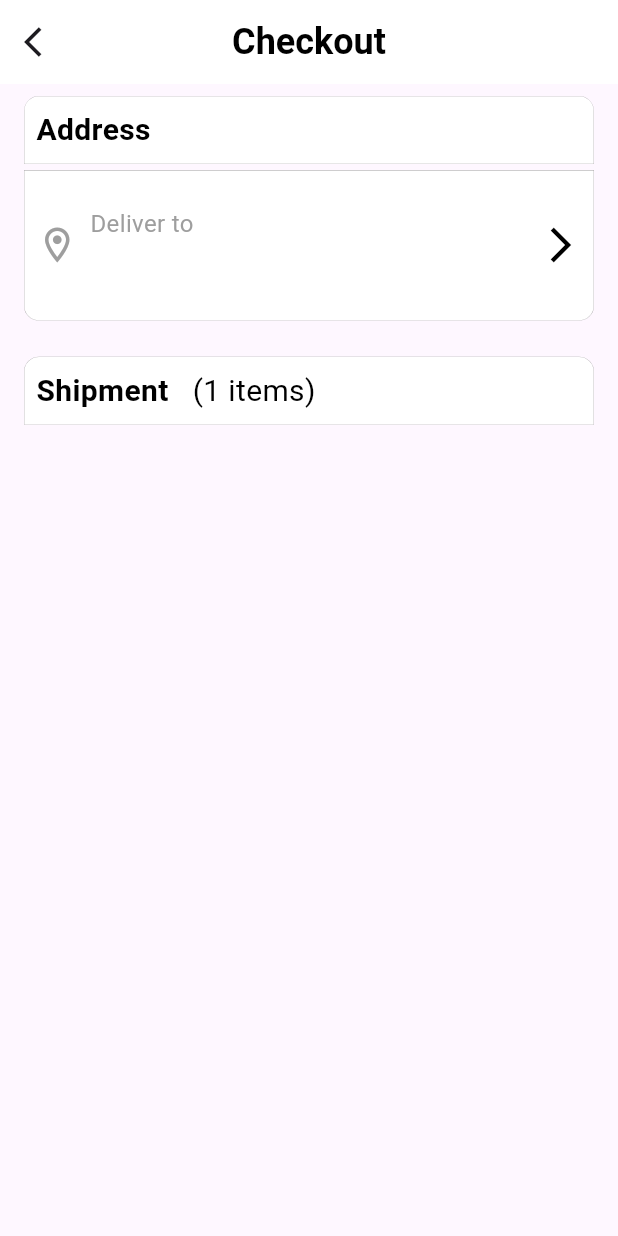
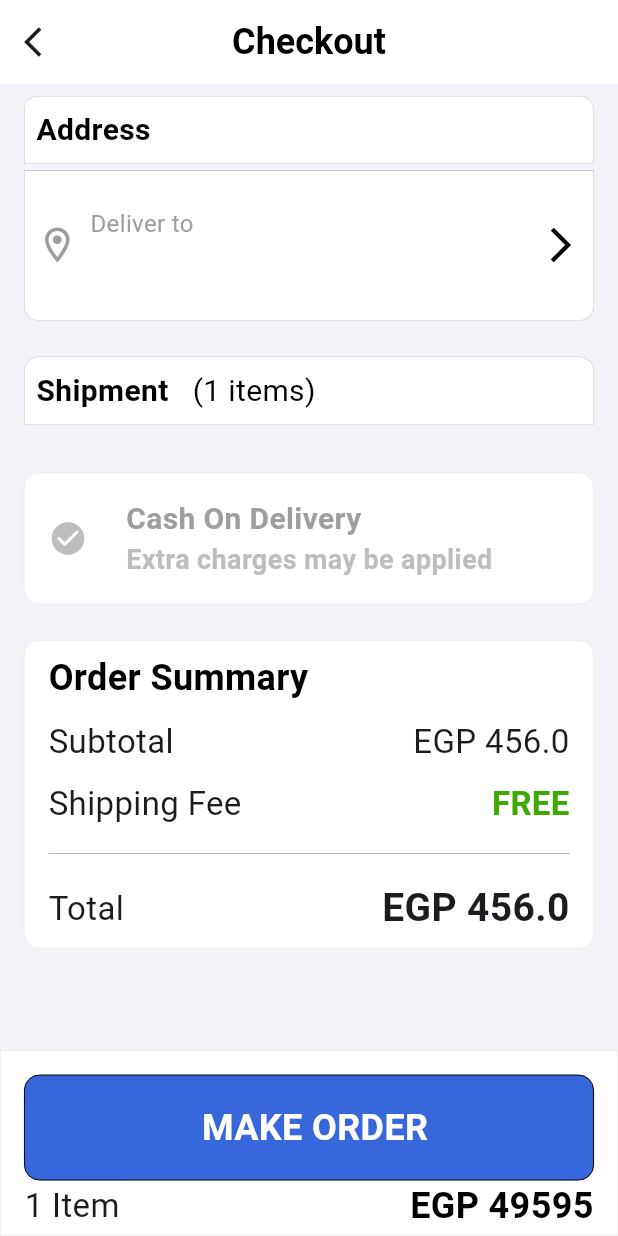
Before and after one commit to 3oraby/ecommerce-app, a Flutter app: the CheckoutPage screen opened by its route, on a phone screen of 412 x 824 dp. Run offline on Flutter 3.47's test engine with Material 3 defaults, Android fonts, the phone set to English and light mode, and no system bars; our stand-ins replace awesome_dialog, dio, flutter_bloc, google_fonts, lottie, modal_progress_hud_nsn and 3 more; accounts and stored records are empty.

Commit message:
complete checkout page ui

```diff
--- a/lib/core/widgets/custom_trigger_button.dart
+++ b/lib/core/widgets/custom_trigger_button.dart
@@ -13,7 +13,7 @@ class CustomTriggerButton extends StatefulWidget {
     this.isDescriptionBold = true,
     this.backgroundColor = ThemeColors.primaryColor,
     this.descriptionColor = Colors.white,
-    this.descriptionSize = 28,
+    this.descriptionSize = 24,
     this.iconSize = 18,
     this.isUseForOnBoarding = false,
     this.buttonHeight = 70,
--- a/lib/features/address/presentation/widgets/choose_address_widgets/choose_address_loaded_body.dart
+++ b/lib/features/address/presentation/widgets/choose_address_widgets/choose_address_loaded_body.dart
@@ -1,4 +1,3 @@
-
 import 'package:e_commerce_app/constants/local_constants.dart';
 import 'package:e_commerce_app/core/utils/theme/colors.dart';
 import 'package:e_commerce_app/core/widgets/custom_trigger_button.dart';
--- a/lib/features/cart/presentation/pages/checkout_page.dart
+++ b/lib/features/cart/presentation/pages/checkout_page.dart
@@ -1,10 +1,13 @@
+import 'package:e_commerce_app/constants/local_constants.dart';
 import 'package:e_commerce_app/core/utils/navigation/home_page_navigation_service.dart';
 import 'package:e_commerce_app/core/utils/styles/text_styles.dart';
+import 'package:e_commerce_app/core/utils/theme/colors.dart';
+import 'package:e_commerce_app/core/widgets/custom_trigger_button.dart';
 import 'package:e_commerce_app/core/widgets/vertical_gap.dart';
 import 'package:e_commerce_app/features/cart/data/models/cart_item_model.dart';
 import 'package:e_commerce_app/features/cart/presentation/cubit/cart_cubit.dart';
-import 'package:e_commerce_app/features/cart/presentation/widgets/checkout_page_widgets/address_info.dart';
 import 'package:e_commerce_app/features/cart/presentation/widgets/checkout_page_widgets/address_selector.dart';
+import 'package:e_commerce_app/features/cart/presentation/widgets/checkout_page_widgets/order_summary.dart';
 import 'package:e_commerce_app/features/cart/presentation/widgets/checkout_page_widgets/shipment_info.dart';
 import 'package:e_commerce_app/features/cart/presentation/widgets/checkout_page_widgets/show_cart_item_list.dart';
 import 'package:e_commerce_app/features/home/presentation/pages/home_page.dart';
@@ -21,6 +24,7 @@ class CheckoutPage extends StatelessWidget {
         BlocProvider.of<CartCubit>(context).getCartItems;
 
     return Scaffold(
+      backgroundColor: ThemeColors.backgroundBodiesColor,
       appBar: AppBar(
         centerTitle: true,
         backgroundColor: Colors.white,
@@ -43,9 +47,12 @@ class CheckoutPage extends StatelessWidget {
           ),
         ),
       ),
-      body: Padding(
+      body: Column(
+        children: [
+          Expanded(
+            child: Padding(
               padding: const EdgeInsets.symmetric(
-          horizontal: 16,
+                horizontal: LocalConstants.kHorizontalPadding,
                 vertical: 8,
               ),
               child: ListView(
@@ -58,9 +65,146 @@ class CheckoutPage extends StatelessWidget {
                   const ShipmentInfo(itemsCount: 1),
                   const VerticalGap(8),
                   CartItemsList(cartItems: cartItems),
+                  const VerticalGap(24),
+                  const PaymentMethod(),
+                  const VerticalGap(24),
+                  const OrderSummary(
+                    subTotal: 456, //! pass the right price
+                  ),
+                  const VerticalGap(24),
                 ],
               ),
+            ),
+          ),
+          Container(
+            height: MediaQuery.of(context).size.height * 0.15,
+            decoration: BoxDecoration(
+              color: Colors.white,
+              border: Border.all(
+                width: 0.3,
+                color: Colors.grey[300]!,
+              ),
+            ),
+            child: Padding(
+              padding: const EdgeInsets.symmetric(
+                horizontal: LocalConstants.kHorizontalPadding,
+                vertical: 16,
+              ),
+              child: Column(
+                mainAxisAlignment: MainAxisAlignment.spaceAround,
+                children: [
+                  CustomTriggerButton(
+                    description: "MAKE ORDER",
+                    onPressed: () {
+                      //! navigate to done order page
+                    },
+                  ),
+                  Row(
+                    mainAxisAlignment: MainAxisAlignment.spaceBetween,
+                    children: [
+                      const Text(
+                        //! put the right quantity of items
+                        "1 Item",
+                        style: TextStyle(
+                          fontWeight: FontWeight.w400,
+                          fontSize: 22,
+                        ),
+                      ),
+                      Text(
+                        //! put the right price of items
+                        "EGP 49595",
+                        style: TextStyles.aDLaMDisplayBlackBold24,
+                      ),
+                    ],
+                  )
+                ],
+              ),
+            ),
+          ),
+        ],
       ),
     );
   }
 }
+
+class AddressInfo extends StatelessWidget {
+  const AddressInfo({super.key});
+
+  @override
+  Widget build(BuildContext context) {
+    return Container(
+      decoration: BoxDecoration(
+        color: Colors.white,
+        border: Border.all(
+          width: 0.2,
+          color: Colors.grey,
+        ),
+        borderRadius: const BorderRadius.only(
+          topLeft: Radius.circular(10),
+          topRight: Radius.circular(10),
+        ),
+      ),
+      padding: const EdgeInsets.all(8),
+      child: Text(
+        "Address",
+        style: TextStyles.aDLaMDisplayBlackBold20,
+      ),
+    );
+  }
+}
+
+class PaymentMethod extends StatelessWidget {
+  const PaymentMethod({
+    super.key,
+  });
+
+  @override
+  Widget build(BuildContext context) {
+    return Container(
+      padding: const EdgeInsets.symmetric(
+        horizontal: 16,
+        vertical: 16,
+      ),
+      decoration: BoxDecoration(
+        color: Colors.white,
+        border: Border.all(
+          width: 0.3,
+          color: Colors.grey[300]!,
+        ),
+        borderRadius: BorderRadius.circular(10),
+      ),
+      child: Row(
+        children: [
+          Icon(
+            Icons.check_circle_rounded,
+            color: Colors.grey[400],
+            size: 26,
+          ),
+          const Spacer(flex: 1),
+          Column(
+            crossAxisAlignment: CrossAxisAlignment.start,
+            children: [
+              const Text(
+                "Cash On Delivery",
+                style: TextStyle(
+                  color: Colors.grey,
+                  fontSize: 20,
+                  fontWeight: FontWeight.bold,
+                ),
+              ),
+              Text(
+                "Extra charges may be applied",
+                style: TextStyle(
+                  color: Colors.grey[400],
+                  fontSize: 18,
+                  fontWeight: FontWeight.bold,
+                ),
+              ),
+            ],
+          ),
+          const Spacer(flex: 2),
+        ],
+      ),
+    );
+  }
+}
--- a/lib/features/cart/presentation/widgets/cart_body.dart
+++ b/lib/features/cart/presentation/widgets/cart_body.dart
@@ -1,4 +1,3 @@
-import 'dart:developer';
 
 import 'package:e_commerce_app/features/cart/presentation/cubit/cart_cubit.dart';
 import 'package:e_commerce_app/features/cart/presentation/cubit/cart_state.dart';
@@ -24,7 +23,6 @@ class CartBody extends StatelessWidget {
             child: Text(state.message),
           );
         } else if (state is CartAndPriceLoadedState) {
-          log("CartAndPriceLoadedState");
           return CartBodyLoaded(
             showCartResponseModel: state.cart,
             cartPrice: state.price,
--- a/lib/features/cart/presentation/widgets/checkout_action_button.dart
+++ b/lib/features/cart/presentation/widgets/checkout_action_button.dart
@@ -19,8 +19,6 @@ class CheckoutActionButton extends StatelessWidget {
   @override
   Widget build(BuildContext context) {
     return CustomTriggerButton(
-      borderRadius: 15,
-      borderWidth: 0,
       onPressed: () {
         bool makingOrderBefore =
             SharedPreferencesSingleton.getBool("makingOrderBefore");
--- a/lib/features/cart/presentation/widgets/checkout_page_widgets/address_info.dart
+++ /dev/null
@@ -1,28 +0,0 @@
-import 'package:e_commerce_app/core/utils/styles/text_styles.dart';
-import 'package:flutter/material.dart';
-
-class AddressInfo extends StatelessWidget {
-  const AddressInfo({super.key});
-
-  @override
-  Widget build(BuildContext context) {
-    return Container(
-      decoration: BoxDecoration(
-        color: Colors.white,
-        border: Border.all(
-          width: 0.2,
-          color: Colors.grey,
-        ),
-        borderRadius: const BorderRadius.only(
-          topLeft: Radius.circular(10),
-          topRight: Radius.circular(10),
-        ),
-      ),
-      padding: const EdgeInsets.all(8),
-      child: Text(
-        "Address",
-        style: TextStyles.aDLaMDisplayBlackBold20,
-      ),
-    );
-  }
-}
--- /dev/null
+++ b/lib/features/cart/presentation/widgets/checkout_page_widgets/order_summary.dart
@@ -0,0 +1,104 @@
+import 'package:e_commerce_app/core/utils/styles/text_styles.dart';
+import 'package:e_commerce_app/core/utils/theme/colors.dart';
+import 'package:e_commerce_app/core/widgets/vertical_gap.dart';
+import 'package:flutter/material.dart';
+
+class OrderSummary extends StatelessWidget {
+  const OrderSummary({
+    super.key,
+    required this.subTotal,
+  });
+  final double subTotal;
+
+  @override
+  Widget build(BuildContext context) {
+    return Container(
+      padding: const EdgeInsets.symmetric(
+        horizontal: 16,
+        vertical: 8,
+      ),
+      decoration: BoxDecoration(
+        color: Colors.white,
+        border: Border.all(
+          width: 0.3,
+          color: Colors.grey[300]!,
+        ),
+        borderRadius: BorderRadius.circular(10),
+      ),
+      child: Column(
+        children: [
+          Row(
+            children: [
+              Text(
+                "Order Summary",
+                style: TextStyles.aDLaMDisplayBlackBold24,
+              ),
+            ],
+          ),
+          const VerticalGap(10),
+          Row(
+            mainAxisAlignment: MainAxisAlignment.spaceBetween,
+            children: [
+              const Text(
+                "Subtotal",
+                style: TextStyle(
+                  fontSize: 22,
+                ),
+              ),
+              Text(
+                "EGP $subTotal",
+                style: const TextStyle(
+                  fontSize: 22,
+                ),
+              ),
+            ],
+          ),
+          const VerticalGap(10),
+          const Row(
+            mainAxisAlignment: MainAxisAlignment.spaceBetween,
+            children: [
+              Text(
+                "Shipping Fee",
+                style: TextStyle(
+                  fontSize: 22,
+                ),
+              ),
+              Text(
+                "FREE",
+                style: TextStyle(
+                  fontSize: 22,
+                  color: ThemeColors.successfullyDoneColor,
+                  fontWeight: FontWeight.bold,
+                ),
+              ),
+            ],
+          ),
+          const VerticalGap(10),
+          const Divider(
+            color: Colors.grey,
+            thickness: 0.5,
+          ),
+          const VerticalGap(10),
+          Row(
+            mainAxisAlignment: MainAxisAlignment.spaceBetween,
+            children: [
+              const Text(
+                "Total",
+                style: TextStyle(
+                  fontSize: 22,
+                ),
+              ),
+              Text(
+                "EGP $subTotal",
+                style: const TextStyle(
+                  fontSize: 26,
+                  fontWeight: FontWeight.bold,
+                ),
+              ),
+            ],
+          ),
+        ],
+      ),
+    );
+  }
+}
```
Also changed, not shown: 1 other file. Lines whose indentation alone changed are shown as unchanged.
